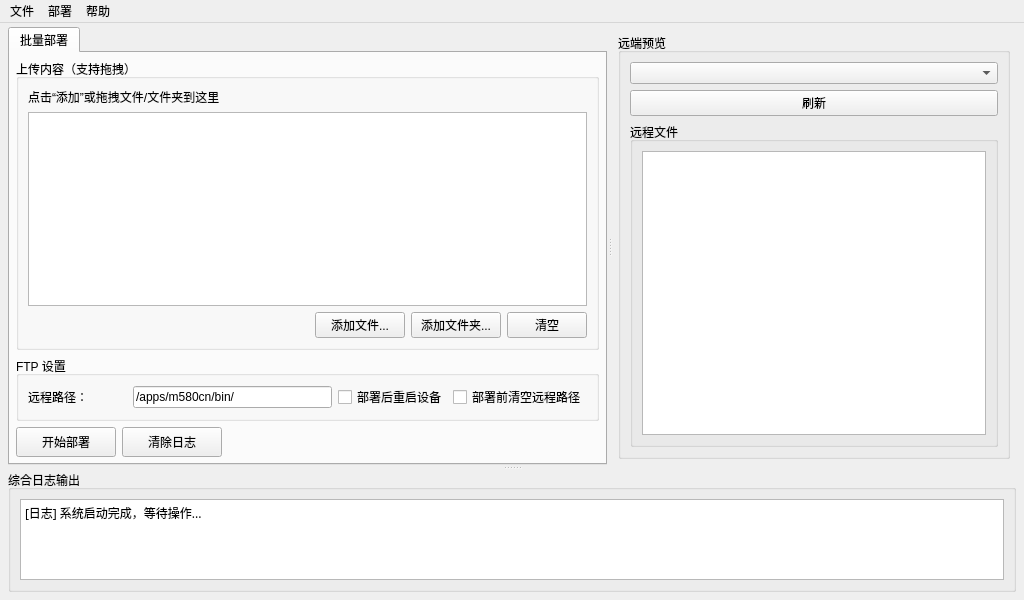
This is DeployMaster.ui in turnarond/DeviceForge as Qt 5 draws it before an edit. The edited form follows.
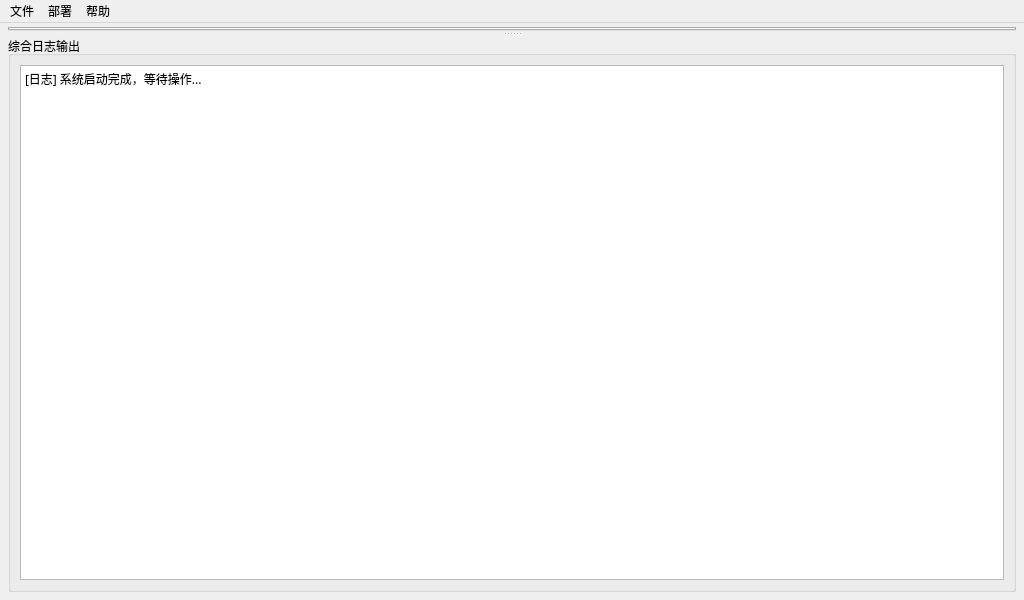
This is the edited form. Icons and pictures are not drawn.

Commit message: feat(layout): 移除远端预览面板 + 旧 tab_deploy 页面

```diff
--- a/DeployMaster.ui
+++ b/DeployMaster.ui
@@ -40,293 +40,13 @@
       <property name="handleWidth">
        <number>5</number>
       </property>
-      <widget class="QSplitter" name="splitter_main">
-       <property name="orientation">
-        <enum>Qt::Orientation::Horizontal</enum>
+      <widget class="QTabWidget" name="tabWidget">
+       <property name="tabPosition">
+        <enum>QTabWidget::TabPosition::North</enum>
        </property>
-       <property name="handleWidth">
-        <number>5</number>
+       <property name="currentIndex">
+        <number>0</number>
        </property>
-       <widget class="QTabWidget" name="tabWidget">
-        <property name="tabPosition">
-         <enum>QTabWidget::TabPosition::North</enum>
-        </property>
-        <property name="currentIndex">
-         <number>0</number>
-        </property>
-        <widget class="QWidget" name="tab_deploy">
-         <attribute name="title">
-          <string>批量部署</string>
-         </attribute>
-         <layout class="QVBoxLayout" name="verticalLayout_deploy">
-          <property name="spacing">
-           <number>6</number>
-          </property>
-          <property name="leftMargin">
-           <number>6</number>
-          </property>
-          <property name="topMargin">
-           <number>6</number>
-          </property>
-          <property name="rightMargin">
-           <number>6</number>
-          </property>
-          <property name="bottomMargin">
-           <number>6</number>
-          </property>
-          <item>
-           <widget class="QGroupBox" name="groupBox_upload">
-            <property name="acceptDrops">
-             <bool>true</bool>
-            </property>
-            <property name="title">
-             <string>上传内容（支持拖拽）</string>
-            </property>
-            <property name="alignment">
-             <set>Qt::AlignmentFlag::AlignLeading|Qt::AlignmentFlag::AlignLeft|Qt::AlignmentFlag::AlignTop</set>
-            </property>
-            <layout class="QVBoxLayout" name="verticalLayout_upload">
-             <item>
-              <widget class="QLabel" name="label_dragHint">
-               <property name="text">
-                <string>点击“添加”或拖拽文件/文件夹到这里</string>
-               </property>
-              </widget>
-             </item>
-             <item>
-              <widget class="QListWidget" name="list_uploadedItems">
-               <property name="minimumSize">
-                <size>
-                 <width>0</width>
-                 <height>60</height>
-                </size>
-               </property>
-               <property name="acceptDrops">
-                <bool>true</bool>
-               </property>
-               <property name="dragDropMode">
-                <enum>QAbstractItemView::DragDropMode::DropOnly</enum>
-               </property>
-               <property name="selectionMode">
-                <enum>QAbstractItemView::SelectionMode::ExtendedSelection</enum>
-               </property>
-              </widget>
-             </item>
-             <item>
-              <layout class="QHBoxLayout" name="horizontalLayout_uploadBtns">
-               <item>
-                <spacer name="horizontalSpacer_upload">
-                 <property name="orientation">
-                  <enum>Qt::Orientation::Horizontal</enum>
-                 </property>
-                 <property name="sizeHint" stdset="0">
-                  <size>
-                   <width>40</width>
-                   <height>20</height>
-                  </size>
-                 </property>
-                </spacer>
-               </item>
-               <item>
-                <widget class="QPushButton" name="btn_addFiles">
-                 <property name="minimumSize">
-                  <size>
-                   <width>90</width>
-                   <height>22</height>
-                  </size>
-                 </property>
-                 <property name="text">
-                  <string>添加文件...</string>
-                 </property>
-                </widget>
-               </item>
-               <item>
-                <widget class="QPushButton" name="btn_addFolders">
-                 <property name="minimumSize">
-                  <size>
-                   <width>90</width>
-                   <height>22</height>
-                  </size>
-                 </property>
-                 <property name="text">
-                  <string>添加文件夹...</string>
-                 </property>
-                </widget>
-               </item>
-               <item>
-                <widget class="QPushButton" name="btn_clearUploadList">
-                 <property name="minimumSize">
-                  <size>
-                   <width>60</width>
-                   <height>22</height>
-                  </size>
-                 </property>
-                 <property name="text">
-                  <string>清空</string>
-                 </property>
-                </widget>
-               </item>
-              </layout>
-             </item>
-            </layout>
-           </widget>
-          </item>
-          <item>
-           <widget class="QGroupBox" name="groupBox_ftp">
-            <property name="title">
-             <string>FTP 设置</string>
-            </property>
-            <layout class="QGridLayout" name="gridLayout_ftp">
-             <item row="0" column="1" colspan="2">
-              <widget class="QLineEdit" name="txt_remotePath">
-               <property name="text">
-                <string>/apps/m580cn/bin/</string>
-               </property>
-              </widget>
-             </item>
-             <item row="0" column="3">
-              <widget class="QCheckBox" name="chk_rebootAfterDeploy">
-               <property name="text">
-                <string>部署后重启设备</string>
-               </property>
-               <property name="checked">
-                <bool>false</bool>
-               </property>
-              </widget>
-             </item>
-             <item row="0" column="0">
-              <widget class="QLabel" name="label_remotePath">
-               <property name="text">
-                <string>远程路径：</string>
-               </property>
-              </widget>
-             </item>
-             <item row="0" column="4">
-              <widget class="QCheckBox" name="chk_clearRemoteBeforeUpload">
-               <property name="text">
-                <string>部署前清空远程路径</string>
-               </property>
-               <property name="checked">
-                <bool>false</bool>
-               </property>
-              </widget>
-             </item>
-            </layout>
-           </widget>
-          </item>
-          <item>
-           <layout class="QHBoxLayout" name="horizontalLayout_deployBtns">
-            <item>
-             <widget class="QPushButton" name="btn_deploy">
-              <property name="minimumSize">
-               <size>
-                <width>100</width>
-                <height>30</height>
-               </size>
-              </property>
-              <property name="text">
-               <string>开始部署</string>
-              </property>
-             </widget>
-            </item>
-            <item>
-             <widget class="QPushButton" name="btn_clearLog">
-              <property name="minimumSize">
-               <size>
-                <width>100</width>
-                <height>30</height>
-               </size>
-              </property>
-              <property name="text">
-               <string>清除日志</string>
-              </property>
-             </widget>
-            </item>
-            <item>
-             <spacer name="horizontalSpacer_deploy">
-              <property name="orientation">
-               <enum>Qt::Orientation::Horizontal</enum>
-              </property>
-              <property name="sizeHint" stdset="0">
-               <size>
-                <width>40</width>
-                <height>20</height>
-               </size>
-              </property>
-             </spacer>
-            </item>
-           </layout>
-          </item>
-         </layout>
-        </widget>
-       </widget>
-       <widget class="QWidget" name="widget_rightPanel">
-        <layout class="QVBoxLayout" name="verticalLayout_rightPanel">
-         <property name="spacing">
-          <number>6</number>
-         </property>
-         <property name="leftMargin">
-          <number>6</number>
-         </property>
-         <property name="topMargin">
-          <number>6</number>
-         </property>
-         <property name="rightMargin">
-          <number>6</number>
-         </property>
-         <property name="bottomMargin">
-          <number>6</number>
-         </property>
-         <item>
-          <widget class="QGroupBox" name="groupBox_remotePreview">
-           <property name="title">
-            <string>远端预览</string>
-           </property>
-           <layout class="QVBoxLayout" name="verticalLayout_remote" stretch="0,0,1">
-            <item>
-             <widget class="QComboBox" name="cmb_targetIPs">
-              <property name="minimumSize">
-               <size>
-                <width>200</width>
-                <height>0</height>
-               </size>
-              </property>
-             </widget>
-            </item>
-            <item>
-             <widget class="QPushButton" name="btn_refreshRemote">
-              <property name="text">
-               <string>刷新</string>
-              </property>
-             </widget>
-            </item>
-            <item>
-             <widget class="QGroupBox" name="groupBox_remoteFiles">
-              <property name="title">
-               <string>远程文件</string>
-              </property>
-              <layout class="QVBoxLayout" name="verticalLayout_tree" stretch="1">
-               <item>
-                <widget class="QTreeView" name="tree_remoteFiles">
-                 <property name="headerHidden">
-                  <bool>true</bool>
-                 </property>
-                 <property name="sizePolicy">
-                  <sizepolicy hsizetype="Expanding" vsizetype="Expanding">
-                   <horstretch>0</horstretch>
-                   <verstretch>0</verstretch>
-                  </sizepolicy>
-                 </property>
-                </widget>
-               </item>
-              </layout>
-             </widget>
-            </item>
-           </layout>
-          </widget>
-         </item>
-        </layout>
-       </widget>
       </widget>
       <widget class="QGroupBox" name="groupBox_log">
        <property name="minimumSize">
```
The commit also changes 2 other files.
